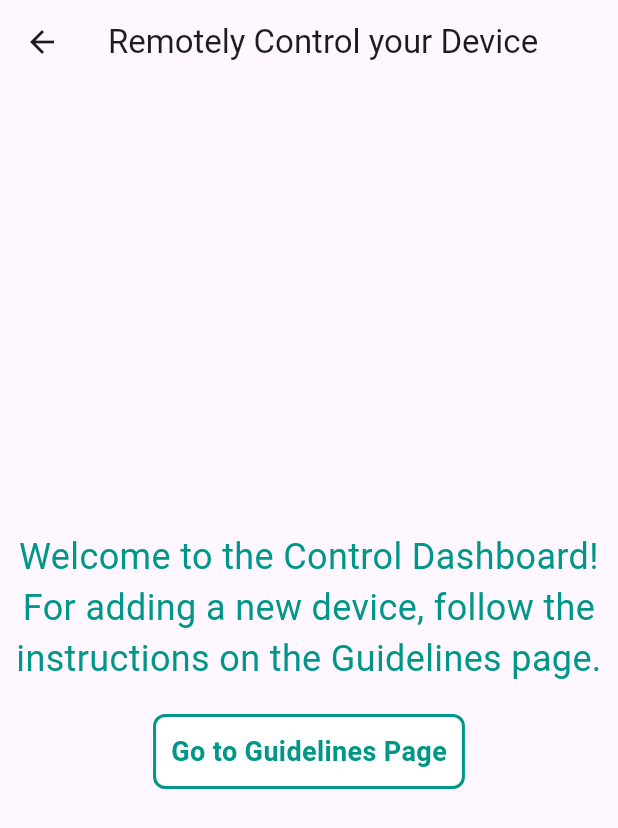
After one commit to nazmulhasan77/Remote_Home, a Flutter app: the ControlDashboard screen opened directly, on a phone screen of 412 x 824 dp. The commit adds this screen. Shown: the top 828 px of the screen. Run offline on Flutter 3.47's test engine with Material 3 defaults, Android fonts, the phone set to English and light mode, and no system bars; our stand-ins replace cloud_firestore, firebase_auth, firebase_core, firebase_database, font_awesome_flutter; accounts and stored records are empty.

Commit message:
home and control page added with extra security key

```diff
--- a/lib/authentication/main.dart
+++ b/lib/authentication/main.dart
@@ -3,7 +3,7 @@ import 'package:firebase_core/firebase_core.dart';
 import 'package:remote_home/authentication/register_page.dart';
 
 import 'package:remote_home/firebase_options.dart';
-import 'package:remote_home/homedata/home_dashboard.dart';
+import 'package:remote_home/homedata/control_dashboard.dart';
 import 'login_page.dart';
 
 void main() async {
--- /dev/null
+++ b/lib/homedata/control_dashboard_default.dart
@@ -0,0 +1,52 @@
+import 'package:flutter/material.dart';
+import 'package:remote_home/drawer/instructions.dart';
+
+class ControlDashboard extends StatelessWidget {
+  @override
+  Widget build(BuildContext context) {
+    return Scaffold(
+      appBar: AppBar(
+        title: Text('Remotely Control your Device'),
+      ),
+      body: Center(
+        child: Column(
+          mainAxisAlignment: MainAxisAlignment.center,
+          children: [
+            Text(
+              "Welcome to the Control Dashboard! For adding a new device, follow the instructions on the Guidelines page.",
+              style: TextStyle(fontSize: 24, color: Colors.teal),
+              textAlign: TextAlign.center,
+            ),
+            SizedBox(height: 20), // Spacing between text and button
+            Container(
+              padding: EdgeInsets.all(10), // Inner padding of the box
+              decoration: BoxDecoration(
+                color: Colors.white,
+                border: Border.all(color: Colors.teal, width: 2),
+                borderRadius: BorderRadius.circular(8),
+              ),
+              child: GestureDetector(
+                onTap: () {
+                  Navigator.push(
+                    context,
+                    MaterialPageRoute(
+                      builder: (context) => GuidelinesPage(),
+                    ),
+                  );
+                },
+                child: Text(
+                  "Go to Guidelines Page",
+                  style: TextStyle(
+                    fontSize: 18,
+                    color: Colors.teal,
+                    fontWeight: FontWeight.bold,
+                  ),
+                ),
+              ),
+            ),
+          ],
+        ),
+      ),
+    );
+  }
+}
--- a/lib/main.dart
+++ b/lib/main.dart
@@ -2,9 +2,8 @@ import 'package:flutter/material.dart';
 import 'package:firebase_core/firebase_core.dart';
 import 'package:remote_home/authentication/login_page.dart';
 import 'package:remote_home/authentication/register_page.dart';
-
 import 'package:remote_home/firebase_options.dart';
-import 'package:remote_home/homedata/home_dashboard.dart';
+import 'package:remote_home/homedata/homepage.dart';
 
 void main() async {
   WidgetsFlutterBinding.ensureInitialized();
@@ -28,7 +27,7 @@ class MyApp1 extends StatelessWidget {
       routes: {
         '/login': (context) => LoginPage(),
         '/register': (context) => RegisterPage(),
-        '/home': (context) => home_dashboard(),
+        '/home': (context) => RemoteHome(),
       },
     );
   }
--- a/pubspec.yaml
+++ b/pubspec.yaml
@@ -39,6 +39,7 @@ dependencies:
   firebase_database: ^11.1.4
   firebase_auth: ^5.3.1
   cloud_firestore: ^5.4.4
+  font_awesome_flutter: ^10.7.0
 
 dev_dependencies:
   flutter_test:
```
Also changed, not shown: assets/guidelines.json (+5 -5 lines), lib/homedata/control_dashboard.dart (renamed from lib/homedata/home_dashboard.dart, +25 -8 lines), lib/homedata/homepage.dart (added, +175 -0 lines), pubspec.lock, 2 other files.
